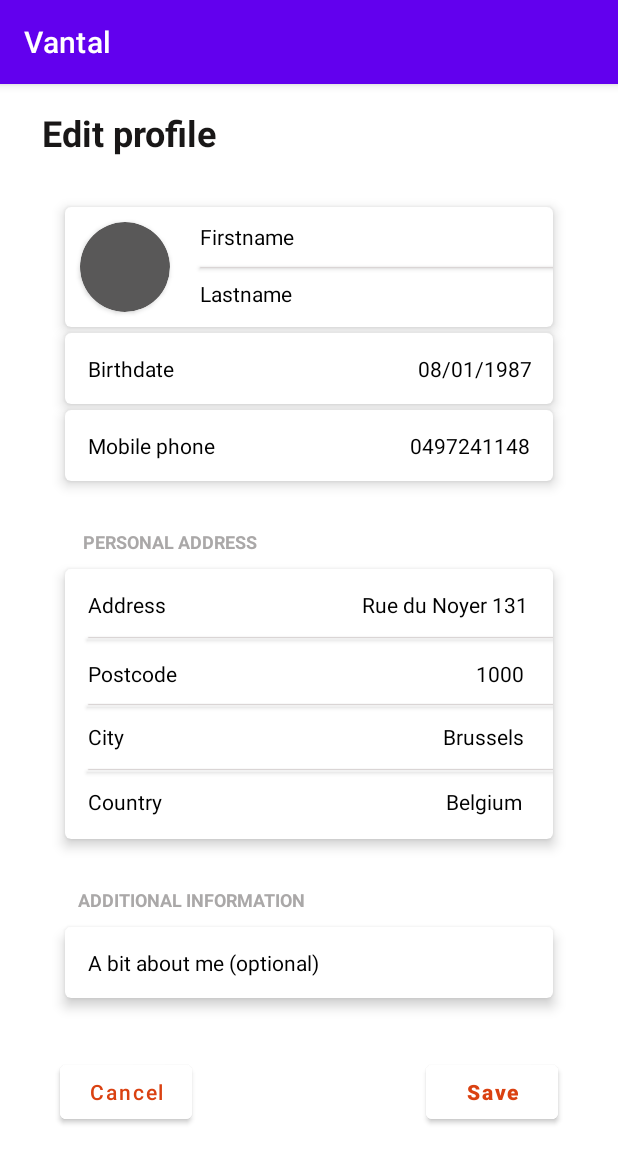
After one commit to PierreBreny/Project_Vantal, an Android app: the fragment EditProfileFragment shown on its own in the app's theme, on a phone screen of 412 x 824 dp. The commit adds this screen. Shown: the top 1163 px of the screen. Run offline under Robolectric (Android 15) with nearby library versions, the phone set to English and light mode, and no system bars; network calls fail.

Commit message:
Profile & Edit Profile frags DONE

```diff
--- /dev/null
+++ b/app/src/main/java/be/bf/android/vantal/fragments/EditProfileFragment.java
@@ -0,0 +1,35 @@
+package be.bf.android.vantal.fragments;
+
+import android.os.Bundle;
+
+import androidx.fragment.app.Fragment;
+
+import android.view.LayoutInflater;
+import android.view.View;
+import android.view.ViewGroup;
+
+import be.bf.android.vantal.R;
+
+public class EditProfileFragment extends Fragment {
+
+    public EditProfileFragment() {
+        // Required empty public constructor
+    }
+
+    public static EditProfileFragment newInstance(String param1, String param2) {
+        EditProfileFragment fragment = new EditProfileFragment();
+        return fragment;
+    }
+
+    @Override
+    public void onCreate(Bundle savedInstanceState) {
+        super.onCreate(savedInstanceState);
+    }
+
+    @Override
+    public View onCreateView(LayoutInflater inflater, ViewGroup container,
+                             Bundle savedInstanceState) {
+        // Inflate the layout for this fragment
+        return inflater.inflate(R.layout.fragment_edit_profile, container, false);
+    }
+}
--- /dev/null
+++ b/app/src/main/res/drawable/ic_add_photo.xml
@@ -0,0 +1,5 @@
+<vector android:height="24dp" android:tint="#000000"
+    android:viewportHeight="24" android:viewportWidth="24"
+    android:width="24dp" xmlns:android="http://schemas.android.com/apk/res/android">
+    <path android:fillColor="@android:color/white" android:pathData="M3,4V1h2v3h3v2H5v3H3V6H0V4H3zM6,10V7h3V4h7l1.83,2H21c1.1,0 2,0.9 2,2v12c0,1.1 -0.9,2 -2,2H5c-1.1,0 -2,-0.9 -2,-2V10H6zM13,19c2.76,0 5,-2.24 5,-5s-2.24,-5 -5,-5s-5,2.24 -5,5S10.24,19 13,19zM9.8,14c0,1.77 1.43,3.2 3.2,3.2s3.2,-1.43 3.2,-3.2s-1.43,-3.2 -3.2,-3.2S9.8,12.23 9.8,14z"/>
+</vector>
--- /dev/null
+++ b/app/src/main/res/layout/fragment_edit_profile.xml
@@ -0,0 +1,374 @@
+<?xml version="1.0" encoding="utf-8"?>
+<androidx.constraintlayout.widget.ConstraintLayout xmlns:android="http://schemas.android.com/apk/res/android"
+    xmlns:app="http://schemas.android.com/apk/res-auto"
+    xmlns:tools="http://schemas.android.com/tools"
+    android:layout_width="match_parent"
+    android:layout_height="match_parent"
+    tools:context=".fragments.Rental.RentalFragment">
+
+    <TextView
+        android:id="@+id/tv_edit_profile_title"
+        android:layout_width="129dp"
+        android:layout_height="34dp"
+        android:layout_marginStart="28dp"
+        android:layout_marginTop="16dp"
+        android:text="@string/edit_profile"
+        android:textColor="#191717"
+        android:textSize="24sp"
+        android:textStyle="bold"
+        app:layout_constraintStart_toStartOf="parent"
+        app:layout_constraintTop_toTopOf="parent" />
+
+    <com.google.android.material.card.MaterialCardView
+        android:id="@+id/profile_card"
+        android:layout_width="325dp"
+        android:layout_height="80dp"
+        android:layout_marginTop="32dp"
+        android:checkable="true"
+        android:clickable="true"
+        android:focusable="true"
+        app:cardBackgroundColor="@color/white"
+        app:cardElevation="5dp"
+        app:layout_constraintEnd_toEndOf="parent"
+        app:layout_constraintStart_toStartOf="parent"
+        app:layout_constraintTop_toBottomOf="@+id/tv_edit_profile_title">
+
+        <androidx.cardview.widget.CardView
+            android:id="@+id/profile_image_card"
+            android:layout_width="60dp"
+            android:layout_height="60dp"
+            android:layout_marginStart="10dp"
+            android:layout_alignParentStart="true"
+            android:layout_marginTop="10dp"
+            app:cardCornerRadius="50dp"
+            android:backgroundTint="@color/label">
+
+            <ImageView
+                android:id="@+id/profile_image"
+                android:layout_width="match_parent"
+                android:layout_height="match_parent"
+                android:layout_alignParentStart="true"
+                android:text="@string/edit_profile"
+                android:textColor="@color/label" />
+
+        </androidx.cardview.widget.CardView>
+
+        <TextView
+            android:id="@+id/tv_firstname"
+            android:layout_width="wrap_content"
+            android:layout_height="wrap_content"
+            android:layout_alignParentStart="true"
+            android:layout_marginStart="90dp"
+            android:layout_marginTop="10dp"
+            android:text="@string/firstname"
+            android:textColor="@color/black" />
+
+        <androidx.cardview.widget.CardView
+            android:id="@+id/cardView"
+            android:layout_width="250dp"
+            android:layout_height="0.5dp"
+            android:layout_marginStart="90dp"
+            android:layout_marginTop="40dp"
+            android:background="@color/label"
+            app:cardBackgroundColor="#DAD5D5"
+            app:cardCornerRadius="120dp" />
+
+        <TextView
+            android:id="@+id/tv_lastname"
+            android:layout_width="wrap_content"
+            android:layout_height="wrap_content"
+            android:layout_alignParentStart="true"
+            android:layout_marginStart="90dp"
+            android:layout_marginTop="48dp"
+            android:text="@string/lastname"
+            android:textColor="@color/black" />
+
+
+    </com.google.android.material.card.MaterialCardView>
+
+    <com.google.android.material.card.MaterialCardView
+        android:id="@+id/birthdate_card"
+        android:layout_width="325dp"
+        android:layout_height="47dp"
+        android:layout_marginTop="4dp"
+        app:layout_constraintEnd_toEndOf="parent"
+        app:layout_constraintStart_toStartOf="parent"
+        app:layout_constraintTop_toBottomOf="@+id/profile_card"
+        android:clickable="true"
+        android:focusable="true"
+        android:checkable="true"
+        app:cardBackgroundColor="@color/white"
+        app:cardElevation="5dp">
+
+
+        <TextView
+            android:id="@+id/tv_edit_birthdate"
+            android:layout_width="wrap_content"
+            android:layout_height="wrap_content"
+            android:text="@string/birthdate"
+            android:layout_alignParentStart="true"
+            android:layout_marginStart="15dp"
+            android:layout_marginTop="14dp"
+            android:textColor="@color/black"/>
+
+        <TextView
+            android:id="@+id/tv_birthdate"
+            android:layout_width="wrap_content"
+            android:layout_height="wrap_content"
+            android:text="08/01/1987"
+            android:layout_alignParentStart="true"
+            android:layout_marginStart="235dp"
+            android:layout_marginTop="14dp"
+            android:textColor="@color/black"/>
+
+
+    </com.google.android.material.card.MaterialCardView>
+
+    <com.google.android.material.card.MaterialCardView
+        android:id="@+id/help_card"
+        android:layout_width="325dp"
+        android:layout_height="47dp"
+        android:layout_marginTop="4dp"
+        app:layout_constraintEnd_toEndOf="parent"
+        app:layout_constraintStart_toStartOf="parent"
+        app:layout_constraintTop_toBottomOf="@+id/birthdate_card"
+        android:clickable="true"
+        android:focusable="true"
+        android:checkable="true"
+        app:cardBackgroundColor="@color/white"
+        app:cardElevation="5dp">
+
+        <TextView
+            android:id="@+id/tv_edit_phone"
+            android:layout_width="wrap_content"
+            android:layout_height="wrap_content"
+            android:text="@string/mobile_phone"
+            android:layout_alignParentStart="true"
+            android:layout_marginStart="15dp"
+            android:layout_marginTop="14dp"
+            android:textColor="@color/black"/>
+
+        <TextView
+            android:id="@+id/tv_phone"
+            android:layout_width="wrap_content"
+            android:layout_height="wrap_content"
+            android:text="0497241148"
+            android:layout_alignParentStart="true"
+            android:layout_marginStart="230dp"
+            android:layout_marginTop="14dp"
+            android:textColor="@color/black"/>
+
+    </com.google.android.material.card.MaterialCardView>
+
+    <TextView
+        android:id="@+id/tv_personal_address"
+        android:layout_width="wrap_content"
+        android:layout_height="wrap_content"
+        android:layout_marginStart="55dp"
+        android:layout_marginTop="32dp"
+        android:text="Personal Address"
+        android:textAllCaps="true"
+        android:textColor="#AAA8A8"
+        android:textSize="12sp"
+        android:textStyle="bold"
+        app:layout_constraintStart_toStartOf="parent"
+        app:layout_constraintTop_toBottomOf="@+id/help_card" />
+
+    <com.google.android.material.card.MaterialCardView
+        android:id="@+id/address_card"
+        android:layout_width="325dp"
+        android:layout_height="180dp"
+        android:layout_marginTop="10dp"
+        android:checkable="true"
+        android:clickable="true"
+        android:focusable="true"
+        app:cardBackgroundColor="@color/white"
+        app:cardElevation="5dp"
+        app:layout_constraintEnd_toEndOf="parent"
+        app:layout_constraintStart_toStartOf="parent"
+        app:layout_constraintTop_toBottomOf="@+id/tv_personal_address">
+
+
+        <TextView
+            android:id="@+id/tv_address"
+            android:layout_width="wrap_content"
+            android:layout_height="wrap_content"
+            android:layout_alignParentStart="true"
+            android:layout_marginStart="15dp"
+            android:layout_marginTop="14dp"
+            android:text="@string/address"
+            android:textColor="@color/black" />
+
+        <TextView
+            android:id="@+id/tv_address_value"
+            android:layout_width="wrap_content"
+            android:layout_height="wrap_content"
+            android:layout_alignParentStart="true"
+            android:layout_marginStart="198dp"
+            android:layout_marginTop="14dp"
+            android:text="Rue du Noyer 131"
+            android:textColor="@color/black" />
+
+        <androidx.cardview.widget.CardView
+            android:id="@+id/line1"
+            android:layout_width="320dp"
+            android:layout_height="0.5dp"
+            android:layout_marginStart="15dp"
+            android:layout_marginTop="45dp"
+            android:background="@color/label"
+            app:cardBackgroundColor="#DAD5D5"
+            app:cardCornerRadius="120dp" />
+
+        <TextView
+            android:id="@+id/tv_postcode"
+            android:layout_width="wrap_content"
+            android:layout_height="wrap_content"
+            android:layout_alignParentStart="true"
+            android:layout_marginStart="15dp"
+            android:layout_marginTop="60dp"
+            android:text="@string/postcode"
+            android:textColor="@color/black" />
+
+        <TextView
+            android:id="@+id/tv_postcode_value"
+            android:layout_width="wrap_content"
+            android:layout_height="wrap_content"
+            android:layout_alignParentStart="true"
+            android:layout_marginStart="274dp"
+            android:layout_marginTop="60dp"
+            android:text="1000"
+            android:textColor="@color/black" />
+
+        <androidx.cardview.widget.CardView
+            android:id="@+id/line2"
+            android:layout_width="320dp"
+            android:layout_height="0.5dp"
+            android:layout_marginStart="15dp"
+            android:layout_marginTop="90dp"
+            android:background="@color/label"
+            app:cardBackgroundColor="#DAD5D5"
+            app:cardCornerRadius="120dp" />
+
+        <TextView
+            android:id="@+id/tv_city"
+            android:layout_width="wrap_content"
+            android:layout_height="wrap_content"
+            android:layout_alignParentStart="true"
+            android:layout_marginStart="15dp"
+            android:layout_marginTop="102dp"
+            android:text="@string/city"
+            android:textColor="@color/black" />
+
+        <TextView
+            android:id="@+id/tv_city_value"
+            android:layout_width="wrap_content"
+            android:layout_height="wrap_content"
+            android:layout_alignParentStart="true"
+            android:layout_marginStart="252dp"
+            android:layout_marginTop="102dp"
+            android:text="Brussels"
+            android:textColor="@color/black" />
+
+        <androidx.cardview.widget.CardView
+            android:id="@+id/line3"
+            android:layout_width="320dp"
+            android:layout_height="0.5dp"
+            android:layout_marginStart="15dp"
+            android:layout_marginTop="133dp"
+            android:background="@color/label"
+            app:cardBackgroundColor="#DAD5D5"
+            app:cardCornerRadius="120dp" />
+
+        <TextView
+            android:id="@+id/tv_country"
+            android:layout_width="wrap_content"
+            android:layout_height="wrap_content"
+            android:layout_alignParentStart="true"
+            android:layout_marginStart="15dp"
+            android:layout_marginTop="145dp"
+            android:text="@string/country"
+            android:textColor="@color/black" />
+
+        <TextView
+            android:id="@+id/tv_country_value"
+            android:layout_width="wrap_content"
+            android:layout_height="wrap_content"
+            android:layout_alignParentStart="true"
+            android:layout_marginStart="254dp"
+            android:layout_marginTop="145dp"
+            android:text="Belgium"
+            android:textColor="@color/black" />
+
+
+    </com.google.android.material.card.MaterialCardView>
+
+    <TextView
+        android:id="@+id/tv_additional_info"
+        android:layout_width="wrap_content"
+        android:layout_height="wrap_content"
+        android:layout_marginStart="52dp"
+        android:layout_marginTop="32dp"
+        android:text="@string/additional_info"
+        android:textAllCaps="true"
+        android:textColor="#AAA8A8"
+        android:textSize="12sp"
+        android:textStyle="bold"
+        app:layout_constraintStart_toStartOf="parent"
+        app:layout_constraintTop_toBottomOf="@+id/address_card" />
+
+    <com.google.android.material.card.MaterialCardView
+        android:id="@+id/info_card"
+        android:layout_width="325dp"
+        android:layout_height="47dp"
+        android:layout_marginTop="10dp"
+        android:checkable="true"
+        android:clickable="true"
+        android:focusable="true"
+        app:cardBackgroundColor="@color/white"
+        app:cardElevation="5dp"
+        app:layout_constraintEnd_toEndOf="parent"
+        app:layout_constraintStart_toStartOf="parent"
+        app:layout_constraintTop_toBottomOf="@+id/tv_additional_info">
+
+
+        <TextView
+            android:id="@+id/tv_add_info"
+            android:layout_width="wrap_content"
+            android:layout_height="wrap_content"
+            android:layout_alignParentStart="true"
+            android:layout_marginStart="15dp"
+            android:layout_marginTop="14dp"
+            android:text="@string/about_me"
+            android:textColor="@color/black" />
+
+
+    </com.google.android.material.card.MaterialCardView>
+
+    <com.google.android.material.button.MaterialButton
+        android:id="@+id/btn_cancel"
+        android:layout_width="wrap_content"
+        android:layout_height="wrap_content"
+        android:layout_marginStart="40dp"
+        android:layout_marginTop="648dp"
+        android:text="Cancel"
+        android:textAllCaps="false"
+        android:textColor="@color/cursor"
+        android:backgroundTint="@color/white"
+        app:layout_constraintStart_toStartOf="parent"
+        app:layout_constraintTop_toTopOf="parent" />
+
+    <com.google.android.material.button.MaterialButton
+        android:id="@+id/btn_save"
+        android:layout_width="wrap_content"
+        android:layout_height="wrap_content"
+        android:layout_marginEnd="40dp"
+        android:layout_marginTop="648dp"
+        android:text="Save"
+        android:textStyle="bold"
+        android:textAllCaps="false"
+        android:textColor="@color/cursor"
+        android:backgroundTint="@color/white"
+        app:layout_constraintEnd_toEndOf="parent"
+        app:layout_constraintTop_toTopOf="parent" />
+
+</androidx.constraintlayout.widget.ConstraintLayout>
--- a/app/src/main/res/values/strings.xml
+++ b/app/src/main/res/values/strings.xml
@@ -27,4 +27,16 @@
     <string name="contact">Contact Vantal</string>
     <string name="got_van">Got a van?</string>
     <string name="earn_cash">Earn some cash by sharing it</string>
+    <string name="edit_profile">Edit profile</string>
+    <string name="member_since">Member since</string>
+    <string name="edit_account">Edit or delete my account</string>
+    <string name="logout">Log out</string>
+    <string name="rentals_lowcase">rentals</string>
+    <string name="mobile_phone">Mobile phone</string>
+    <string name="address">Address</string>
+    <string name="postcode">Postcode</string>
+    <string name="city">City</string>
+    <string name="country">Country</string>
+    <string name="additional_info">Additional information</string>
+    <string name="about_me">A bit about me (optional)</string>
 </resources>
```
Also changed, not shown: app/src/main/java/be/bf/android/vantal/fragments/ProfileFragment.java (added, +37 -0 lines), app/src/main/res/layout/fragment_profile.xml (added, +222 -0 lines).
